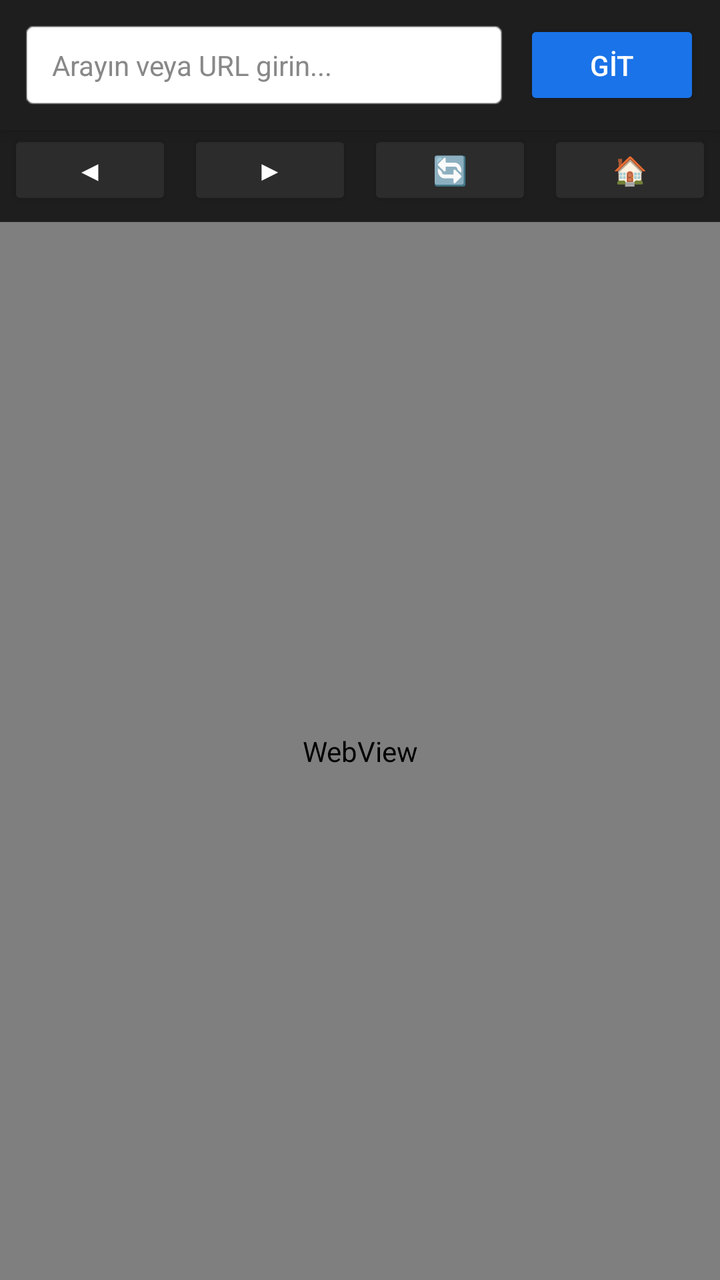
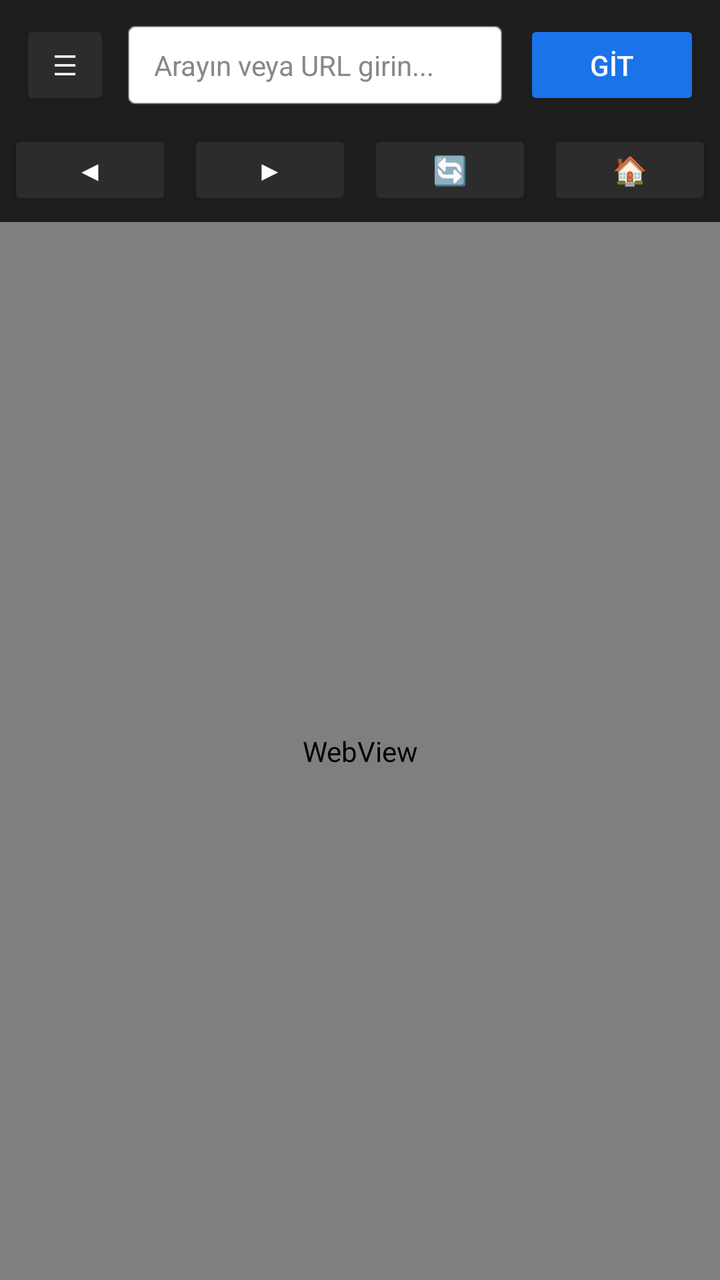

An Android layout rendered at two revisions. The XML below is the earlier revision; the diff shows what the commit changed to produce the second picture.
<!-- AndroidManifest.xml: application theme Theme.AppCompat.Light.NoActionBar -->
<!-- res/layout/activity_main.xml -->
<?xml version="1.0" encoding="utf-8"?>
<LinearLayout xmlns:android="http://schemas.android.com/apk/res/android"
    android:layout_width="match_parent"
    android:layout_height="match_parent"
    android:orientation="vertical"
    android:background="#121212"> <ProgressBar
        android:id="@+id/progress_bar"
        style="?android:attr/progressBarStyleHorizontal"
        android:layout_width="match_parent"
        android:layout_height="4dp"
        android:visibility="gone"
        android:progressTint="#1A73E8" />

    <LinearLayout
        android:layout_width="match_parent"
        android:layout_height="wrap_content"
        android:orientation="horizontal"
        android:padding="10dp"
        android:background="#1E1E1E"
        android:elevation="6dp">

        <EditText
            android:id="@+id/url_input"
            android:layout_width="0dp"
            android:layout_height="45dp"
            android:layout_weight="1"
            android:hint="Arayın veya URL girin..."
            android:textColor="#FFFFFF"
            android:textColorHint="#888888"
            android:inputType="textUri"
            android:paddingHorizontal="16dp"
            android:background="@android:drawable/editbox_background_normal"
            android:imeOptions="actionGo"
            android:textSize="14sp" />

        <Button
            android:id="@+id/btn_go"
            android:layout_width="wrap_content"
            android:layout_height="45dp"
            android:layout_marginStart="8dp"
            android:text="GİT"
            android:textColor="#FFFFFF"
            android:backgroundTint="#1A73E8" />
    </LinearLayout>

    <LinearLayout
        android:layout_width="match_parent"
        android:layout_height="wrap_content"
        android:orientation="horizontal"
        android:gravity="center"
        android:background="#1E1E1E"
        android:paddingBottom="6dp">

        <Button
            android:id="@+id/btn_back"
            android:layout_width="0dp"
            android:layout_height="40dp"
            android:layout_weight="1"
            android:text="◀"
            android:textColor="#FFFFFF"
            android:backgroundTint="#2C2C2C"
            android:layout_marginHorizontal="4dp"/>

        <Button
            android:id="@+id/btn_forward"
            android:layout_width="0dp"
            android:layout_height="40dp"
            android:layout_weight="1"
            android:text="▶"
            android:textColor="#FFFFFF"
            android:backgroundTint="#2C2C2C"
            android:layout_marginHorizontal="4dp"/>

        <Button
            android:id="@+id/btn_refresh"
            android:layout_width="0dp"
            android:layout_height="40dp"
            android:layout_weight="1"
            android:text="🔄"
            android:textColor="#FFFFFF"
            android:backgroundTint="#2C2C2C"
            android:layout_marginHorizontal="4dp"/>

        <Button
            android:id="@+id/btn_home"
            android:layout_width="0dp"
            android:layout_height="40dp"
            android:layout_weight="1"
            android:text="🏠"
            android:textColor="#FFFFFF"
            android:backgroundTint="#2C2C2C"
            android:layout_marginHorizontal="4dp"/>
    </LinearLayout>

    <WebView
        android:id="@+id/web_view"
        android:layout_width="match_parent"
        android:layout_height="match_parent"
        android:background="#121212" />

</LinearLayout>
<!-- resources referenced by this layout -->
<resources>

</resources>

<!-- the commit's change to res/layout/activity_main.xml (unified diff, before → after) -->
@@ -1,101 +1,153 @@
 <?xml version="1.0" encoding="utf-8"?>
-<LinearLayout xmlns:android="http://schemas.android.com/apk/res/android"
+<androidx.drawerlayout.widget.DrawerLayout xmlns:android="http://schemas.android.com/apk/res/android"
+    xmlns:app="http://schemas.android.com/apk/res-auto"
+    android:id="@+id/drawer_layout"
     android:layout_width="match_parent"
     android:layout_height="match_parent"
-    android:orientation="vertical"
-    android:background="#121212"> <ProgressBar
-        android:id="@+id/progress_bar"
-        style="?android:attr/progressBarStyleHorizontal"
-        android:layout_width="match_parent"
-        android:layout_height="4dp"
-        android:visibility="gone"
-        android:progressTint="#1A73E8" />
+    android:background="#121212">
 
     <LinearLayout
         android:layout_width="match_parent"
-        android:layout_height="wrap_content"
-        android:orientation="horizontal"
-        android:padding="10dp"
-        android:background="#1E1E1E"
-        android:elevation="6dp">
+        android:layout_height="match_parent"
+        android:orientation="vertical">
 
-        <EditText
-            android:id="@+id/url_input"
-            android:layout_width="0dp"
-            android:layout_height="45dp"
-            android:layout_weight="1"
-            android:hint="Arayın veya URL girin..."
-            android:textColor="#FFFFFF"
-            android:textColorHint="#888888"
-            android:inputType="textUri"
-            android:paddingHorizontal="16dp"
-            android:background="@android:drawable/editbox_background_normal"
-            android:imeOptions="actionGo"
-            android:textSize="14sp" />
+        <ProgressBar
+            android:id="@+id/progress_bar"
+            style="?android:attr/progressBarStyleHorizontal"
+            android:layout_width="match_parent"
+            android:layout_height="4dp"
+            android:visibility="gone"
+            android:progressTint="#1A73E8" />
 
-        <Button
-            android:id="@+id/btn_go"
-            android:layout_width="wrap_content"
-            android:layout_height="45dp"
-            android:layout_marginStart="8dp"
-            android:text="GİT"
-            android:textColor="#FFFFFF"
-            android:backgroundTint="#1A73E8" />
+        <LinearLayout
+            android:layout_width="match_parent"
+            android:layout_height="wrap_content"
+            android:orientation="horizontal"
+            android:padding="10dp"
+            android:background="#1E1E1E"
+            android:gravity="center_vertical">
+
+            <Button
+                android:id="@+id/btn_menu"
+                android:layout_width="45dp"
+                android:layout_height="45dp"
+                android:text="☰"
+                android:textColor="#FFFFFF"
+                android:backgroundTint="#2C2C2C"
+                android:layout_marginEnd="6dp"/>
+
+            <EditText
+                android:id="@+id/url_input"
+                android:layout_width="0dp"
+                android:layout_height="45dp"
+                android:layout_weight="1"
+                android:hint="Arayın veya URL girin..."
+                android:textColor="#FFFFFF"
+                android:textColorHint="#888888"
+                android:inputType="textUri"
+                android:paddingHorizontal="16dp"
+                android:background="@android:drawable/editbox_background_normal"
+                android:imeOptions="actionGo"
+                android:textSize="14sp" />
+
+            <Button
+                android:id="@+id/btn_go"
+                android:layout_width="wrap_content"
+                android:layout_height="45dp"
+                android:layout_marginStart="8dp"
+                android:text="GİT"
+                android:textColor="#FFFFFF"
+                android:backgroundTint="#1A73E8" />
+        </LinearLayout>
+
+        <LinearLayout
+            android:layout_width="match_parent"
+            android:layout_height="wrap_content"
+            android:orientation="horizontal"
+            android:gravity="center"
+            android:background="#1E1E1E"
+            android:paddingBottom="6dp">
+
+            <Button
+                android:id="@+id/btn_back"
+                android:layout_width="0dp"
+                android:layout_height="40dp"
+                android:layout_weight="1"
+                android:text="◀"
+                android:textColor="#FFFFFF"
+                android:backgroundTint="#2C2C2C"
+                android:layout_marginHorizontal="4dp"/>
+
+            <Button
+                android:id="@+id/btn_forward"
+                android:layout_width="0dp"
+                android:layout_height="40dp"
+                android:layout_weight="1"
+                android:text="▶"
+                android:textColor="#FFFFFF"
+                android:backgroundTint="#2C2C2C"
+                android:layout_marginHorizontal="4dp"/>
+
+            <Button
+                android:id="@+id/btn_refresh"
+                android:layout_width="0dp"
+                android:layout_height="40dp"
+                android:layout_weight="1"
+                android:text="🔄"
+                android:textColor="#FFFFFF"
+                android:backgroundTint="#2C2C2C"
+                android:layout_marginHorizontal="4dp"/>
+
+            <Button
+                android:id="@+id/btn_home"
+                android:layout_width="0dp"
+                android:layout_height="40dp"
+                android:layout_weight="1"
+                android:text="🏠"
+                android:textColor="#FFFFFF"
+                android:backgroundTint="#2C2C2C"
+                android:layout_marginHorizontal="4dp"/>
+        </LinearLayout>
+
+        <WebView
+            android:id="@+id/web_view"
+            android:layout_width="match_parent"
+            android:layout_height="match_parent"
+            android:background="#121212" />
     </LinearLayout>
 
-    <LinearLayout
-        android:layout_width="match_parent"
-        android:layout_height="wrap_content"
-        android:orientation="horizontal"
-        android:gravity="center"
-        android:background="#1E1E1E"
-        android:paddingBottom="6dp">
+    <com.google.android.material.navigation.NavigationView
+        android:id="@+id/navigation_view"
+        android:layout_width="280dp"
+        android:layout_height="match_parent"
+        android:layout_gravity="start"
+        android:background="#1E1E1E">
 
-        <Button
-            android:id="@+id/btn_back"
-            android:layout_width="0dp"
-            android:layout_height="40dp"
-            android:layout_weight="1"
-            android:text="◀"
-            android:textColor="#FFFFFF"
-            android:backgroundTint="#2C2C2C"
-            android:layout_marginHorizontal="4dp"/>
+        <LinearLayout
+            android:layout_width="match_parent"
+            android:layout_height="match_parent"
+            android:orientation="vertical"
+            android:padding="16dp">
 
-        <Button
-            android:id="@+id/btn_forward"
-            android:layout_width="0dp"
-            android:layout_height="40dp"
-            android:layout_weight="1"
-            android:text="▶"
-            android:textColor="#FFFFFF"
-            android:backgroundTint="#2C2C2C"
-            android:layout_marginHorizontal="4dp"/>
+            <TextView
+                android:layout_width="match_parent"
+                android:layout_height="wrap_content"
+                android:text="KONTROL PANELİ"
+                android:textColor="#1A73E8"
+                android:textSize="18sp"
+                android:textStyle="bold"
+                android:layout_marginBottom="24dp"
+                android:paddingTop="16dp"/>
 
-        <Button
-            android:id="@+id/btn_refresh"
-            android:layout_width="0dp"
-            android:layout_height="40dp"
-            android:layout_weight="1"
-            android:text="🔄"
-            android:textColor="#FFFFFF"
-            android:backgroundTint="#2C2C2C"
-            android:layout_marginHorizontal="4dp"/>
+            <Button android:id="@+id/menu_bookmarks" android:layout_width="match_parent" android:layout_height="wrap_content" android:text="🔖 Yer İmleri" android:textColor="#FFFFFF" android:backgroundTint="#2C2C2C" android:gravity="start|center_vertical" android:paddingStart="16dp" android:layout_marginBottom="8dp"/>
+            <Button android:id="@+id/menu_history" android:layout_width="match_parent" android:layout_height="wrap_content" android:text="⏳ Geçmiş" android:textColor="#FFFFFF" android:backgroundTint="#2C2C2C" android:gravity="start|center_vertical" android:paddingStart="16dp" android:layout_marginBottom="8dp"/>
+            <Button android:id="@+id/menu_downloads" android:layout_width="match_parent" android:layout_height="wrap_content" android:text="📥 İndirilenler" android:textColor="#FFFFFF" android:backgroundTint="#2C2C2C" android:gravity="start|center_vertical" android:paddingStart="16dp" android:layout_marginBottom="8dp"/>
+            <Button android:id="@+id/menu_adblock" android:layout_width="match_parent" android:layout_height="wrap_content" android:text="🛡️ AdBlocker (Aktif)" android:textColor="#FFFFFF" android:backgroundTint="#2C2C2C" android:gravity="start|center_vertical" android:paddingStart="16dp" android:layout_marginBottom="8dp"/>
+            <Button android:id="@+id/menu_vpn" android:layout_width="match_parent" android:layout_height="wrap_content" android:text="🌐 Güvenli VPN" android:textColor="#FFFFFF" android:backgroundTint="#2C2C2C" android:gravity="start|center_vertical" android:paddingStart="16dp" android:layout_marginBottom="8dp"/>
+            <Button android:id="@+id/menu_sync" android:layout_width="match_parent" android:layout_height="wrap_content" android:text="🔄 Senkronizasyon" android:textColor="#FFFFFF" android:backgroundTint="#2C2C2C" android:gravity="start|center_vertical" android:paddingStart="16dp" android:layout_marginBottom="8dp"/>
+            <Button android:id="@+id/menu_settings" android:layout_width="match_parent" android:layout_height="wrap_content" android:text="⚙️ Gelişmiş Ayarlar" android:textColor="#FFFFFF" android:backgroundTint="#2C2C2C" android:gravity="start|center_vertical" android:paddingStart="16dp" android:layout_marginBottom="8dp"/>
 
-        <Button
-            android:id="@+id/btn_home"
-            android:layout_width="0dp"
-            android:layout_height="40dp"
-            android:layout_weight="1"
-            android:text="🏠"
-            android:textColor="#FFFFFF"
-            android:backgroundTint="#2C2C2C"
-            android:layout_marginHorizontal="4dp"/>
-    </LinearLayout>
+        </LinearLayout>
+    </com.google.android.material.navigation.NavigationView>
 
-    <WebView
-        android:id="@+id/web_view"
-        android:layout_width="match_parent"
-        android:layout_height="match_parent"
-        android:background="#121212" />
-
-</LinearLayout>
+</androidx.drawerlayout.widget.DrawerLayout>
